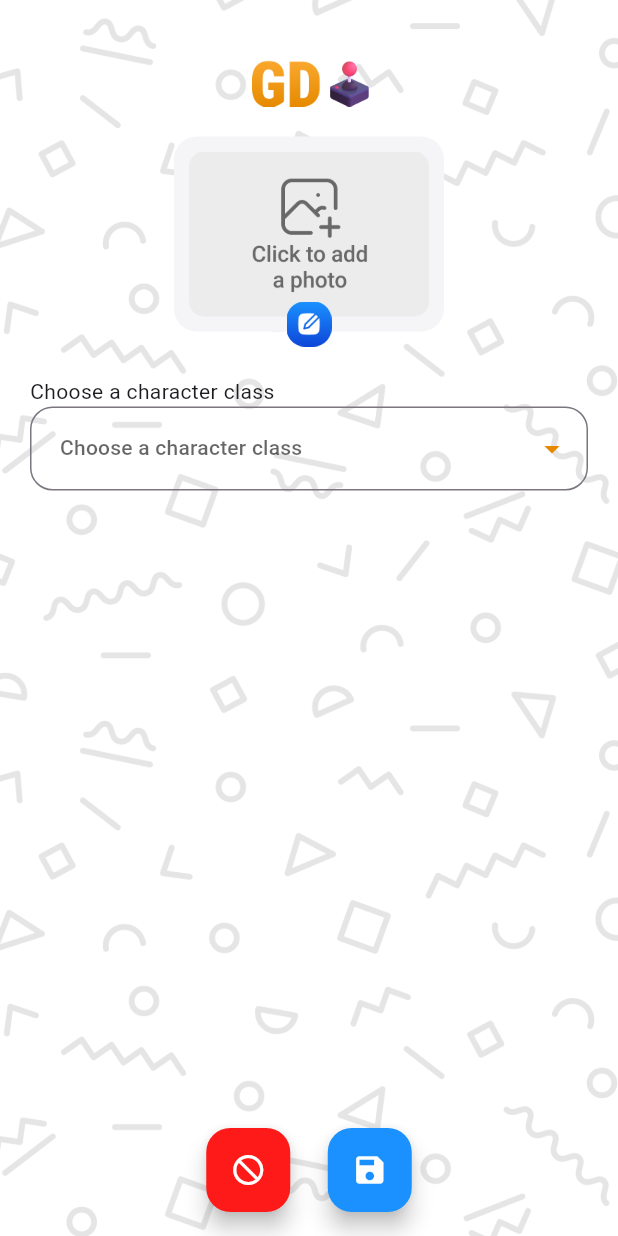
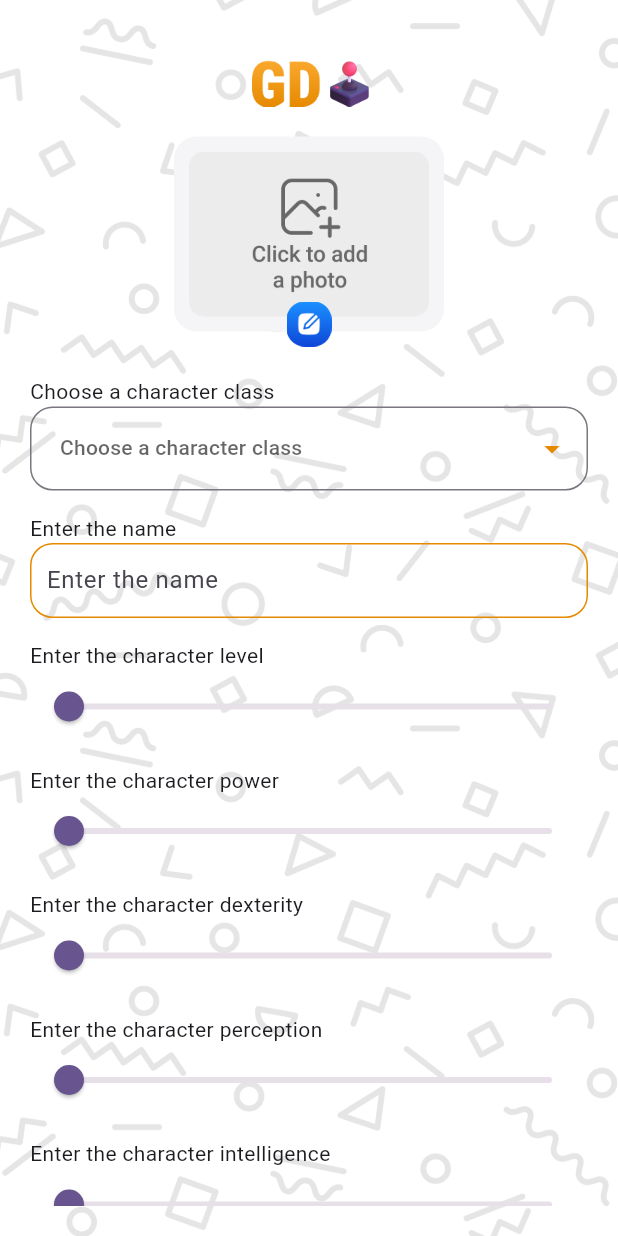
Before and after one commit to ismail036/Gamer_Diary, a Flutter app: the CharacterCardsAdd screen opened directly, on a phone screen of 412 x 824 dp. Run offline on Flutter 3.47's test engine with Material 3 defaults, Android fonts, the phone set to English and light mode, and no system bars; our stand-ins replace dropdown_button2, flutter_expandable_fab, flutter_svg, image_picker, sqflite; accounts and stored records are empty.

Commit message:
Charecter Cards Add page edited

```diff
--- a/lib/characterCardsAdd.dart
+++ b/lib/characterCardsAdd.dart
@@ -25,32 +25,6 @@ class CharacterCardsAdd extends StatelessWidget {
       child: Scaffold(
         backgroundColor: Colors.transparent,
         body: CharacterCardsAddBody(),
-        floatingActionButtonLocation: FloatingActionButtonLocation.centerFloat,
-        floatingActionButton: Row(
-          mainAxisAlignment: MainAxisAlignment.center,
-          children: [
-            FloatingActionButton(
-              onPressed: () {
-                Navigator.of(context).pop();
-              },
-              backgroundColor: Color(0xffFF1A1A ),
-              child: Icon(
-                Icons.block_flipped,
-                color: Colors.white,
-              ),
-            ),
-            SizedBox(width: 25,),
-            FloatingActionButton(
-              onPressed: () {
-              },
-              backgroundColor: Color(0xff1A91FF), // Change color as needed
-              child: Icon(
-                Icons.save,
-                color: Colors.white,
-              ),
-            ),
-          ],
-        ),
       ),
     );
   }
@@ -66,8 +40,11 @@ class CharacterCardsAddBody extends StatefulWidget {
 class _CharacterCardsAddBodyState extends State<CharacterCardsAddBody> {
 
   File? _image;
-
-
+  double _currentSliderValuelevel = 0;
+  double _currentSliderValuepower = 0;
+  double _currentSliderValueperception = 0;
+  double _currentSliderValuedexterity = 0;
+  double _currentSliderValueintelligence = 0;
 
   @override
   Widget build(BuildContext context) {
@@ -127,6 +104,7 @@ class _CharacterCardsAddBodyState extends State<CharacterCardsAddBody> {
 
     String dropdownValue = list.first;
 
+
     final List<String> genderItems = [
       'Male',
       'Female',
@@ -136,6 +114,8 @@ class _CharacterCardsAddBodyState extends State<CharacterCardsAddBody> {
 
     return Container(
           margin: EdgeInsets.all(20),
+          child: SingleChildScrollView(
+            scrollDirection: Axis.vertical,
             child: Column(
                   crossAxisAlignment: CrossAxisAlignment.start,
                   children: [
@@ -189,15 +169,13 @@ class _CharacterCardsAddBodyState extends State<CharacterCardsAddBody> {
                     DropdownButtonFormField2<String>(
                       isExpanded: true,
                       decoration: InputDecoration(
-
                         contentPadding: const EdgeInsets.symmetric(vertical: 16),
                         border: OutlineInputBorder(
                           borderRadius: BorderRadius.circular(15),
-                        borderSide: BorderSide( // Set the border color here
-                          color: Color(0xffE58A00), // Set your desired color here
-                          width: 2.0, // Set the border width if needed
+                           // Set the border color here
                         ),
-                      ),
+                        // Set the text color here
+                        hintStyle: TextStyle(fontSize: 14, color: Color(0xffE58A00)),
                         // Add more decoration..
                       ),
                       hint: const Text(
@@ -211,6 +189,7 @@ class _CharacterCardsAddBodyState extends State<CharacterCardsAddBody> {
                           item,
                           style: const TextStyle(
                             fontSize: 14,
+                            color: Colors.black // Set the text color here
                           ),
                         ),
                       ))
@@ -247,10 +226,176 @@ class _CharacterCardsAddBodyState extends State<CharacterCardsAddBody> {
                       ),
                     ),
 
+                    SizedBox(height: 15,),
+
+                    Text("Enter the name",
+                      textAlign: TextAlign.left,
+                    ),
+                    Container(
+                        width: MediaQuery.of(context).size.width,
+                        padding: EdgeInsets.symmetric(horizontal: 10),
+                        decoration: BoxDecoration(
+                          border: Border.all(
+                            color: Color(0xFFE58A00), // #E58A00 in hex
+                            width: 1.0, // 1px
+                          ),
+                          borderRadius: BorderRadius.circular(15),
+                        ),
+                        child: TextField(
+                          decoration: InputDecoration(
+                            border: InputBorder.none,
+                            hintText: 'Enter the name',
+                          ),
+                        ),
+                    ),
+
+                    SizedBox(height: 15,),
+
+                    Text("Enter the character level",
+                      textAlign: TextAlign.left,
+                    ),
+
+                    Slider(
+                      value: _currentSliderValuelevel,
+                      max: 100,
+                      divisions: 100,
+                      label: _currentSliderValuelevel.round().toString(),
+                      onChanged: (double value) {
+                        setState(() {
+                          _currentSliderValuelevel = value;
+                        });
+                      },
+                    ),
+
+                    SizedBox(height: 15,),
+
+                    Text("Enter the character power",
+                      textAlign: TextAlign.left,
+                    ),
+
+                    Slider(
+                      value: _currentSliderValuepower,
+                      max: 100,
+                      divisions: 100,
+                      label: _currentSliderValuepower.round().toString(),
+                      onChanged: (double value) {
+                        setState(() {
+                          _currentSliderValuepower = value;
+                        });
+                      },
+                    ),
+
+                    SizedBox(height: 15,),
+
+                    Text("Enter the character dexterity",
+                      textAlign: TextAlign.left,
+                    ),
+
+                    Slider(
+                      value:_currentSliderValuedexterity,
+                      max: 100,
+                      divisions: 100,
+                      label: _currentSliderValuedexterity.round().toString(),
+                      onChanged: (double value) {
+                        setState(() {
+                          _currentSliderValuedexterity = value;
+                        });
+                      },
+                    ),
+
+
+                    SizedBox(height: 15,),
+
+                    Text("Enter the character perception",
+                      textAlign: TextAlign.left,
+                    ),
+
+                    Slider(
+                      value: _currentSliderValueperception,
+                      max: 100,
+                      divisions: 100,
+                      label: _currentSliderValueperception.round().toString(),
+                      onChanged: (double value) {
+                        setState(() {
+                          _currentSliderValueperception = value;
+                        });
+                      },
+                    ),
+
+                    SizedBox(height: 15,),
+
+                    Text("Enter the character intelligence",
+                      textAlign: TextAlign.left,
+                    ),
+
+                    Slider(
+                      value: _currentSliderValueintelligence,
+                      max: 100,
+                      divisions: 100,
+                      label: _currentSliderValueintelligence.round().toString(),
+                      onChanged: (double value) {
+                        setState(() {
+                          _currentSliderValueintelligence = value;
+                        });
+                      },
+                    ),
+
+                    SizedBox(height: 15,),
+
+                    Text("Write a description for the character",
+                      textAlign: TextAlign.left,
+                    ),
+
+
+                    TextField(
+                      maxLines: 4,
+                      style: TextStyle(color: Color(0xFFE58A00)),
+                      decoration: InputDecoration(
+                        hintText: "Enter your text",
+                        enabledBorder: OutlineInputBorder(
+                          borderSide: BorderSide(color: Color(0xFFE58A00)),
+                        ),
+                        focusedBorder: OutlineInputBorder(
+                          borderSide: BorderSide(color: Color(0xFFE58A00)),
+                        ),
+                      ),
+                    ),
+
+                    SizedBox(height: 15,),
+
+
+                    Row(
+                      mainAxisAlignment: MainAxisAlignment.center,
+                      children: [
+                        FloatingActionButton(
+                          onPressed: () {
+                            Navigator.of(context).pop();
+                          },
+                          backgroundColor: Color(0xffFF1A1A ),
+                          child: Icon(
+                            Icons.block_flipped,
+                            color: Colors.white,
+                          ),
+                        ),
+                        SizedBox(width: 25,),
+                        FloatingActionButton(
+                          onPressed: () {
+                          },
+                          backgroundColor: Color(0xff1A91FF), // Change color as needed
+                          child: Icon(
+                            Icons.save,
+                            color: Colors.white,
+                          ),
+                        ),
+                      ],
+                    ),
+
+                    SizedBox(height: 15,),
 
 
 
                   ]
+            ),
           ),
     );
 
```
Lines whose indentation alone changed are shown as unchanged.
